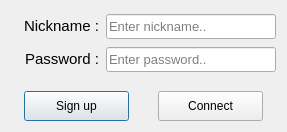
This is Client/src/dialog/class/LoginDiag/logindiag.ui in Nexus-Software/cpp_babel as Qt 5 draws it before an edit. The edited form follows.
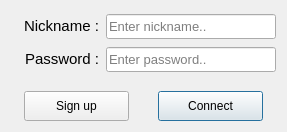
This is the edited form.

Commit message: FixTransitionsToMainWindow(fix): Fix signals and transitions to the main window

Diff of the .ui file:
```diff
--- a/Client/src/dialog/class/LoginDiag/logindiag.ui
+++ b/Client/src/dialog/class/LoginDiag/logindiag.ui
@@ -174,6 +174,9 @@
            <property name="text">
             <string>Sign up</string>
            </property>
+           <property name="autoDefault">
+            <bool>false</bool>
+           </property>
           </widget>
          </item>
         </layout>
```
The commit also changes 5 other files.
